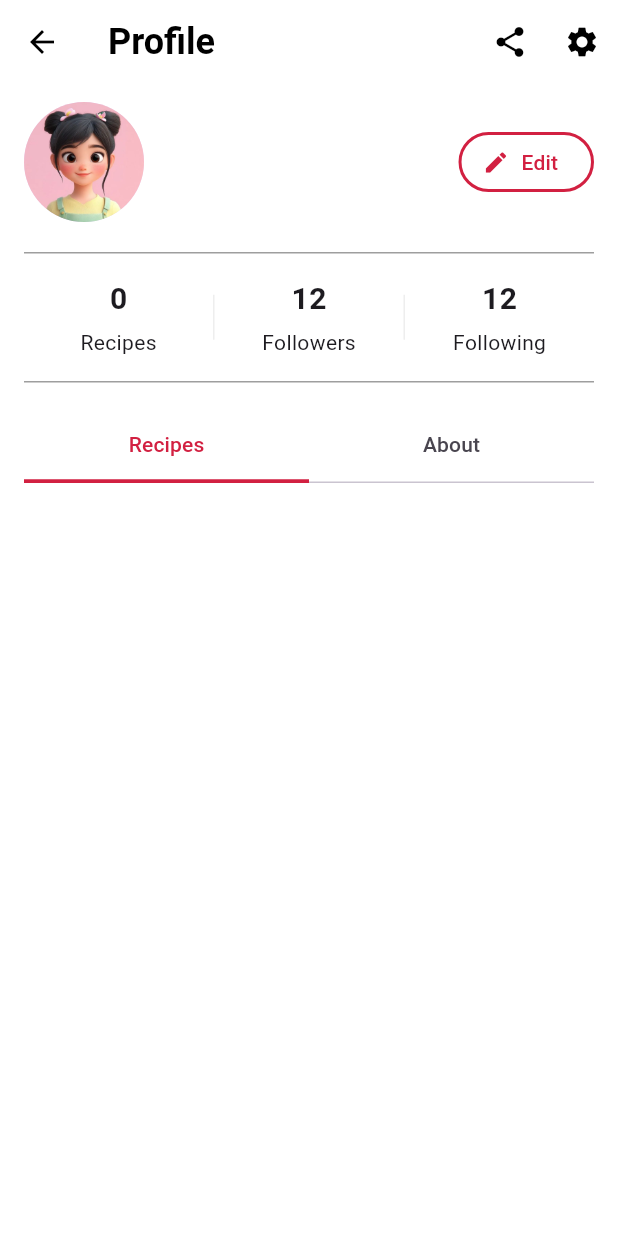
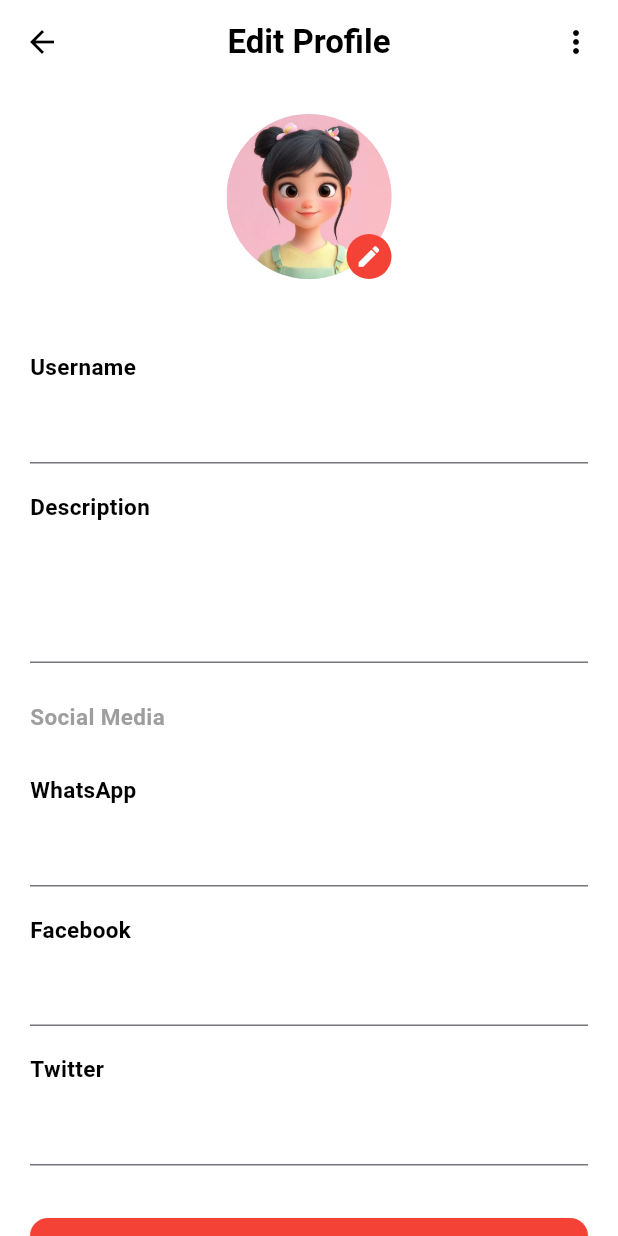
Before and after one commit to DangVu1724/yumshare, a Flutter app: the ProfilePage screen opened by its route, after a tap on "Edit", on a phone screen of 412 x 824 dp. Run offline on Flutter 3.47's test engine with Material 3 defaults, Android fonts, the phone set to English and light mode, and no system bars; our stand-ins replace cloud_firestore, firebase_auth, firebase_core, font_awesome_flutter, get, image_picker and 3 more; accounts and stored records are empty.

Commit message:
feat(auth, profile): add login flow, profile editing, and social link integration

```diff
--- /dev/null
+++ b/lib/bindings/auth_binding.dart
@@ -0,0 +1,9 @@
+import 'package:get/get.dart';
+import 'package:yumshare/features/auth/controllers/auth_controller.dart';
+
+class AuthBinding extends Bindings {
+  @override
+  void dependencies() {
+    Get.put(AuthController(), permanent: true);
+  }
+}
--- /dev/null
+++ b/lib/bindings/home_binding.dart
@@ -0,0 +1,9 @@
+import 'package:get/get.dart';
+import 'package:yumshare/features/home/controllers/home_controller.dart';
+
+class HomeBinding extends Bindings {
+  @override
+  void dependencies() {
+    Get.put(HomeController(), permanent: true);
+  }
+}
--- /dev/null
+++ b/lib/bindings/profile_binding.dart
@@ -0,0 +1,9 @@
+import 'package:get/get.dart';
+import 'package:yumshare/features/profile/controllers/profile_controller.dart';
+
+class ProfileBinding extends Bindings {
+  @override
+  void dependencies() {
+    Get.put(ProfileController(), permanent: true);
+  }
+}
--- a/lib/features/auth/pages/register_page.dart
+++ b/lib/features/auth/pages/register_page.dart
@@ -2,7 +2,6 @@ import 'package:flutter/material.dart';
 import 'package:get/get.dart';
 import 'package:sign_in_button/sign_in_button.dart';
 import 'package:yumshare/features/auth/controllers/auth_controller.dart';
-import 'package:yumshare/features/auth/pages/login_page.dart';
 import 'package:yumshare/routers/app_routes.dart';
 
 class RegisterPage extends StatefulWidget {
@@ -18,7 +17,7 @@ class _RegisterPageState extends State<RegisterPage> {
   final TextEditingController passwordController = TextEditingController();
   final TextEditingController nameController = TextEditingController();
   bool isPasswordVisible = false;
-  final AuthController _authController = Get.put(AuthController());
+  final AuthController _authController = Get.find<AuthController>();
 
   @override
   Widget build(BuildContext context) {
--- a/lib/features/home/pages/home_page.dart
+++ b/lib/features/home/pages/home_page.dart
@@ -12,7 +12,7 @@ class HomePage extends StatefulWidget {
 }
 
 class _HomePageState extends State<HomePage> {
-  final HomeController _homeController = Get.put(HomeController());
+  final HomeController _homeController = Get.find<HomeController>();
 
   @override
   Widget build(BuildContext context) {
--- /dev/null
+++ b/lib/features/profile/pages/edit_profile_page.dart
@@ -0,0 +1,177 @@
+import 'dart:io';
+
+import 'package:flutter/material.dart';
+import 'package:get/get.dart';
+import 'package:image_picker/image_picker.dart';
+import 'package:yumshare/features/profile/controllers/profile_controller.dart';
+
+class EditProfilePage extends StatefulWidget {
+  const EditProfilePage({super.key});
+
+  @override
+  State<EditProfilePage> createState() => _EditProfilePageState();
+}
+
+class _EditProfilePageState extends State<EditProfilePage> {
+  String? imagePath;
+  final ProfileController _profileController = Get.find<ProfileController>();
+
+  late TextEditingController usernameController = TextEditingController();
+  late TextEditingController descriptionController = TextEditingController();
+
+  late TextEditingController whatsappController = TextEditingController();
+  late TextEditingController facebookController = TextEditingController();
+  late TextEditingController twitterController = TextEditingController();
+
+  @override
+  void initState() {
+    super.initState();
+
+    final user = _profileController.userData.value;
+
+    usernameController = TextEditingController(text: user!.name);
+    descriptionController = TextEditingController(text: user.description);
+    whatsappController = TextEditingController(text: user.whatsapp);
+    facebookController = TextEditingController(text: user.facebook);
+    twitterController = TextEditingController(text: user.twitter);
+  }
+
+  Future<void> pickImage() async {
+    final ImagePicker picker = ImagePicker();
+    final XFile? file = await picker.pickImage(source: ImageSource.gallery);
+
+    if (file != null) {
+      setState(() {
+        imagePath = file.path;
+      });
+    }
+  }
+
+  @override
+  Widget build(BuildContext context) {
+    return Scaffold(
+      appBar: AppBar(
+        title: const Text(
+          "Edit Profile",
+          style: TextStyle(color: Colors.black, fontWeight: FontWeight.bold),
+        ),
+        centerTitle: true,
+        elevation: 0,
+        backgroundColor: Colors.white,
+        actions: const [
+          Padding(
+            padding: EdgeInsets.only(right: 16),
+            child: Icon(Icons.more_vert, color: Colors.black),
+          ),
+        ],
+      ),
+      body: SingleChildScrollView(
+        padding: const EdgeInsets.symmetric(horizontal: 20, vertical: 10),
+        child: Column(
+          children: [
+            const SizedBox(height: 10),
+
+            /// Avatar
+            Center(
+              child: Stack(
+                children: [
+                  CircleAvatar(
+                    radius: 55,
+                    backgroundImage: imagePath != null
+                        ? Image.file(File(imagePath!), fit: BoxFit.cover).image
+                        : const AssetImage("assets/images/avatar1.png"),
+                  ),
+                  Positioned(
+                    bottom: 0,
+                    right: 0,
+                    child: InkWell(
+                      onTap: pickImage,
+                      child: Container(
+                        padding: const EdgeInsets.all(6),
+                        decoration: const BoxDecoration(color: Colors.red, shape: BoxShape.circle),
+                        child: const Icon(Icons.edit, color: Colors.white, size: 18),
+                      ),
+                    ),
+                  ),
+                ],
+              ),
+            ),
+
+            const SizedBox(height: 30),
+
+            _headerText("Username"),
+            _inputField(usernameController),
+
+            _headerText("Description"),
+            _inputField(descriptionController, maxLines: 3),
+
+            const SizedBox(height: 25),
+            const Align(
+              alignment: Alignment.centerLeft,
+              child: Text(
+                "Social Media",
+                style: TextStyle(fontSize: 15, fontWeight: FontWeight.bold, color: Colors.grey),
+              ),
+            ),
+            const SizedBox(height: 10),
+
+            _headerText("WhatsApp"),
+            _inputField(whatsappController),
+
+            _headerText("Facebook"),
+            _inputField(facebookController),
+
+            _headerText("Twitter"),
+            _inputField(twitterController),
+
+            const SizedBox(height: 35),
+            ElevatedButton(
+              onPressed: () {
+                _profileController.updateProfile(
+                  name: usernameController.text.trim(),
+                  des: descriptionController.text.trim(),
+                  wa: whatsappController.text.trim(),
+                  fb: facebookController.text.trim(),
+                  tw: twitterController.text.trim(),
+                );
+              },
+              style: ElevatedButton.styleFrom(
+                backgroundColor: Colors.red,
+                minimumSize: const Size(double.infinity, 48),
+                shape: RoundedRectangleBorder(borderRadius: BorderRadius.circular(12)),
+              ),
+              child: const Text("Save Changes", style: TextStyle(fontSize: 16, fontWeight: FontWeight.bold)),
+            ),
+            const SizedBox(height: 20),
+          ],
+        ),
+      ),
+    );
+  }
+
+  Widget _headerText(String text) {
+    return Padding(
+      padding: const EdgeInsets.only(bottom: 6, top: 18),
+      child: Align(
+        alignment: Alignment.centerLeft,
+        child: Text(
+          text,
+          style: const TextStyle(fontWeight: FontWeight.w600, fontSize: 15, color: Colors.black),
+        ),
+      ),
+    );
+  }
+
+  Widget _inputField(TextEditingController controller, {int maxLines = 1}) {
+    return TextField(
+      controller: controller,
+      maxLines: maxLines,
+      decoration: const InputDecoration(
+        border: UnderlineInputBorder(borderSide: BorderSide(color: Colors.red, width: 1)),
+        focusedBorder: UnderlineInputBorder(borderSide: BorderSide(color: Colors.red, width: 1.2)),
+      ),
+      cursorColor: Colors.red,
+      style: const TextStyle(fontSize: 16),
+    );
+  }
+}
--- a/lib/features/profile/pages/profile_page.dart
+++ b/lib/features/profile/pages/profile_page.dart
@@ -1,16 +1,19 @@
 import 'package:flutter/material.dart';
+import 'package:font_awesome_flutter/font_awesome_flutter.dart';
 import 'package:get/get.dart';
+import 'package:get/get_connect/http/src/utils/utils.dart';
 import 'package:yumshare/features/home/controllers/home_controller.dart';
 import 'package:yumshare/features/profile/controllers/profile_controller.dart';
 import 'package:yumshare/models/recipes.dart';
 import 'package:yumshare/models/users.dart';
+import 'package:yumshare/routers/app_routes.dart';
 import 'package:yumshare/utils/themes/app_colors.dart';
 import 'package:yumshare/utils/themes/text_style.dart';
 import 'package:yumshare/widgets/recipe_card_widget.dart';
 
 class ProfilePage extends StatelessWidget {
   ProfilePage({super.key});
-  final ProfileController _profileController = Get.put(ProfileController());
+  final ProfileController _profileController = Get.find<ProfileController>();
   final HomeController _homeController = Get.find<HomeController>();
 
   @override
@@ -20,7 +23,12 @@ class ProfilePage extends StatelessWidget {
         title: Text('Profile', style: AppTextStyles.heading2),
         actions: [
           IconButton(onPressed: () {}, icon: Icon(Icons.share)),
-          IconButton(onPressed: () {}, icon: Icon(Icons.settings)),
+          IconButton(
+            onPressed: () {
+              Get.toNamed(Routes.setting);
+            },
+            icon: Icon(Icons.settings),
+          ),
         ],
       ),
       body: Obx(() {
@@ -77,10 +85,44 @@ class ProfilePage extends StatelessWidget {
     );
   }
 
-  Widget _buildAboutTab(user) {
+  Widget _buildAboutTab(Users user) {
     return Padding(
       padding: const EdgeInsets.symmetric(horizontal: 16.0, vertical: 12.0),
-      child: Text(user.email ?? "No info yet...", style: TextStyle(fontSize: 16)),
+      child: Column(
+        crossAxisAlignment: CrossAxisAlignment.start,
+        children: [
+          Column(
+            crossAxisAlignment: CrossAxisAlignment.start,
+            children: [
+              Text('Description', style: AppTextStyles.heading3),
+              Text('${user.description}'),
+            ],
+          ),
+          Divider(color: Colors.grey[500]),
+          Column(
+            crossAxisAlignment: CrossAxisAlignment.start,
+            children: [
+              Text('Social Media', style: AppTextStyles.heading3),
+              _socialButton(icon: FontAwesomeIcons.facebook, label: 'Facebook', link: user.facebook),
+              const SizedBox(height: 5),
+              _socialButton(icon: FontAwesomeIcons.whatsapp, label: 'WhatsApp', link: user.whatsapp),
+              const SizedBox(height: 5),
+              _socialButton(icon: FontAwesomeIcons.twitter, label: 'Twitter', link: user.twitter),
+            ],
+          ),
+          Divider(color: Colors.grey[500]),
+          Column(
+            crossAxisAlignment: CrossAxisAlignment.start,
+            children: [
+              Text('More Info', style: AppTextStyles.heading3),
+              const SizedBox(height: 7),
+              Row(children: [Icon(Icons.location_on_outlined), const SizedBox(width: 7), Text("${user.address}")]),
+              const SizedBox(height: 10,),
+              Row(children: [Icon(Icons.info), const SizedBox(width: 7), Text("${user.address}")]),
+            ],
+          ),
+        ],
+      ),
     );
   }
 
@@ -103,7 +145,7 @@ class ProfilePage extends StatelessWidget {
     );
   }
 
-  Widget _buildHeader(user) {
+  Widget _buildHeader(Users user) {
     return Row(
       mainAxisAlignment: MainAxisAlignment.spaceBetween,
       children: [
@@ -121,7 +163,9 @@ class ProfilePage extends StatelessWidget {
           ],
         ),
         OutlinedButton.icon(
-          onPressed: () {},
+          onPressed: () {
+            Get.toNamed(Routes.editProfile);
+          },
           icon: Icon(Icons.edit, color: AppColors.primary),
           label: Text('Edit', style: TextStyle(color: AppColors.primary)),
           style: OutlinedButton.styleFrom(
@@ -133,7 +177,7 @@ class ProfilePage extends StatelessWidget {
     );
   }
 
-  Widget _buildProfileStats(user) {
+  Widget _buildProfileStats(Users user) {
     return Container(
       padding: const EdgeInsets.symmetric(vertical: 16),
       decoration: const BoxDecoration(
@@ -147,9 +191,9 @@ class ProfilePage extends StatelessWidget {
         children: [
           _statItem(user.myRecipes.length, "Recipes"),
           _divider(),
-          _statItem(12, "Followers"),
+          _statItem(user.followers.length, "Followers"),
           _divider(),
-          _statItem(12, "Following"),
+          _statItem(user.following.length, "Following"),
         ],
       ),
     );
@@ -167,5 +211,20 @@ class ProfilePage extends StatelessWidget {
     );
   }
 
+  Widget _socialButton({required IconData icon, required String label, required String? link}) {
+    return TextButton.icon(
+      onPressed: () => _profileController.openLink(link),
+      icon: FaIcon(icon, color: AppColors.primary),
+      label: Text(label, style: TextStyle(color: AppColors.primary, fontSize: 16)),
+      style: TextButton.styleFrom(
+        padding: EdgeInsets.zero,
+        minimumSize: Size(0, 32),
+        alignment: Alignment.centerLeft,
+        tapTargetSize: MaterialTapTargetSize.shrinkWrap,
+        visualDensity: VisualDensity.compact,
+      ),
+    );
+  }
+
   Widget _divider() => Container(height: 30, width: 1, color: Colors.grey[200]);
 }
--- a/lib/models/users.dart
+++ b/lib/models/users.dart
@@ -7,6 +7,13 @@ class Users {
   final String email;
   final List<String> myRecipes;
   final List<String> favoriteRecipes;
+  final List<String> followers;
+  final List<String> following;
+  final String? description;
+  final String? address;
+  final String? facebook;
+  final String? whatsapp;
+  final String? twitter;
   final String? photoUrl;
 
   Users({
@@ -16,6 +23,13 @@ class Users {
     required this.myRecipes,
     required this.favoriteRecipes,
     this.photoUrl,
+    this.followers = const [],
+    this.following = const [],
+    this.address,
+    this.description,
+    this.facebook,
+    this.twitter,
+    this.whatsapp,
   });
 
   Users copyWith({
@@ -24,6 +38,13 @@ class Users {
     String? email,
     List<String>? myRecipes,
     List<String>? favoriteRecipes,
+    List<String>? followers,
+    List<String>? following,
+    String? description,
+    String? address,
+    String? facebook,
+    String? whatsapp,
+    String? twitter,
     String? photoUrl,
   }) {
     return Users(
@@ -32,6 +53,13 @@ class Users {
       email: email ?? this.email,
       myRecipes: myRecipes ?? this.myRecipes,
       favoriteRecipes: favoriteRecipes ?? this.favoriteRecipes,
+      followers: followers ?? this.followers,
+      following: following ?? this.following,
+      description: description ?? this.description,
+      address: address ?? this.address,
+      facebook: facebook ?? this.facebook,
+      whatsapp: whatsapp ?? this.whatsapp,
+      twitter: twitter ?? this.twitter,
       photoUrl: photoUrl ?? this.photoUrl,
     );
   }
@@ -43,6 +71,13 @@ class Users {
       'email': email,
       'myRecipes': myRecipes,
       'favoriteRecipes': favoriteRecipes,
+      'followers': followers,
+      'following': following,
+      'description': description,
+      'address': address,
+      'facebook': facebook,
+      'whatsapp': whatsapp,
+      'twitter': twitter,
       'photoUrl': photoUrl,
     };
   }
@@ -52,9 +87,16 @@ class Users {
       userId: map['userId'] ?? '',
       name: map['name'] ?? '',
       email: map['email'] ?? '',
-      myRecipes: (map['myRecipes'] as List<dynamic>? ?? []).map((e) => e.toString()).toList(),
-      favoriteRecipes: (map['favoriteRecipes'] as List<dynamic>? ?? []).map((e) => e.toString()).toList(),
-      photoUrl: map['photoUrl'] ?? '',
+      myRecipes: (map['myRecipes'] as List<dynamic>? ?? []).cast<String>(),
+      favoriteRecipes: (map['favoriteRecipes'] as List<dynamic>? ?? []).cast<String>(),
+      followers: (map['followers'] as List<dynamic>? ?? []).cast<String>(),
+      following: (map['following'] as List<dynamic>? ?? []).cast<String>(),
+      description: map['description'],
+      address: map['address'],
+      facebook: map['facebook'],
+      whatsapp: map['whatsapp'],
+      twitter: map['twitter'],
+      photoUrl: map['photoUrl'],
     );
   }
 
--- a/lib/routers/app_pages.dart
+++ b/lib/routers/app_pages.dart
@@ -1,38 +1,34 @@
 import 'package:get/get.dart';
+import 'package:yumshare/bindings/auth_binding.dart';
+import 'package:yumshare/bindings/home_binding.dart';
+import 'package:yumshare/bindings/profile_binding.dart';
 import 'package:yumshare/features/auth/pages/login_page.dart';
+import 'package:yumshare/features/auth/pages/register_page.dart';
 import 'package:yumshare/features/home/pages/favourite_page.dart';
 import 'package:yumshare/features/home/pages/home_page.dart';
 import 'package:yumshare/features/myrecipe/pages/my_recipe_page.dart';
+import 'package:yumshare/features/profile/pages/edit_profile_page.dart';
 import 'package:yumshare/features/profile/pages/profile_page.dart';
+import 'package:yumshare/features/profile/pages/setting_page.dart';
 import 'package:yumshare/features/recipe/create_recipe/create_recipe_page.dart';
+import 'package:yumshare/home.dart';
 import 'app_routes.dart';
-
 
 class AppPages {
   static final pages = [
+    GetPage(name: Routes.home, page: () => const HomePage(), binding: HomeBinding()),
+    GetPage(name: Routes.login, page: () => const LoginPage(), binding: AuthBinding()),
+    GetPage(name: Routes.register, page: () => const RegisterPage(), binding: AuthBinding()),
+    GetPage(name: Routes.favourite, page: () => const FavouritePage()),
+    GetPage(name: Routes.profile, page: () => ProfilePage(), bindings: [HomeBinding(), ProfileBinding()]),
+    GetPage(name: Routes.editProfile, page: () => EditProfilePage(), bindings: [HomeBinding(), ProfileBinding()]),
     GetPage(
-      name: Routes.home,
-      page: () => const HomePage(),
+      name: Routes.setting,
+      page: () => SettingsPage(),
+      bindings: [HomeBinding(), ProfileBinding(), AuthBinding()],
     ),
-    GetPage(
-      name: Routes.login,
-      page: () => const LoginPage(),
-    ),
-    GetPage(
-      name: Routes.favourite,
-      page: () => const FavouritePage(),
-    ),
-    GetPage(
-      name: Routes.profile,
-      page: () => ProfilePage(),
-    ),
-    GetPage(
-      name: Routes.myRecipe,
-      page: () => const MyRecipePage(),
-    ),
-    GetPage(
-      name: Routes.createRecipe,
-      page: () => const CreateRecipePage(),
-    ),
+    GetPage(name: Routes.myRecipe, page: () => const MyRecipePage()),
+    GetPage(name: Routes.createRecipe, page: () => const CreateRecipePage()),
+    GetPage(name: Routes.h, page: () => Home(), bindings: [HomeBinding(), ProfileBinding(), AuthBinding()]),
   ];
 }
--- a/lib/routers/app_routes.dart
+++ b/lib/routers/app_routes.dart
@@ -1,9 +1,12 @@
 class Routes {
+  static const h = '/h';
   static const home = '/home';
   static const login = '/login';
   static const register = '/register';
   static const favourite = '/fav';
   static const profile = '/profile';
+  static const editProfile = '/edit-profile';
+  static const setting = '/setting';
 
   static const recipeDetail = '/recipe-detail';
   static const myRecipe = '/my-recipe';
--- a/pubspec.yaml
+++ b/pubspec.yaml
@@ -47,6 +47,8 @@ dependencies:
   sign_in_button: ^4.0.1
   chips_choice: ^3.0.1
   logger: ^2.6.2
+  url_launcher: ^6.3.2
+  font_awesome_flutter: ^10.12.0
 
 
 dev_dependencies:
```
Also changed, not shown: lib/features/auth/controllers/auth_controller.dart (+7 -1 lines), lib/features/auth/pages/login_page.dart (+6 -3 lines), lib/features/profile/controllers/profile_controller.dart (+40 -0 lines), lib/features/profile/pages/setting_page.dart (added, +134 -0 lines), lib/home.dart (+2 -33 lines), lib/repository/user_repository.dart (+7 -0 lines), lib/widgets/recipe_card_widget.dart (+6 -29 lines), pubspec.lock, 5 other files.
